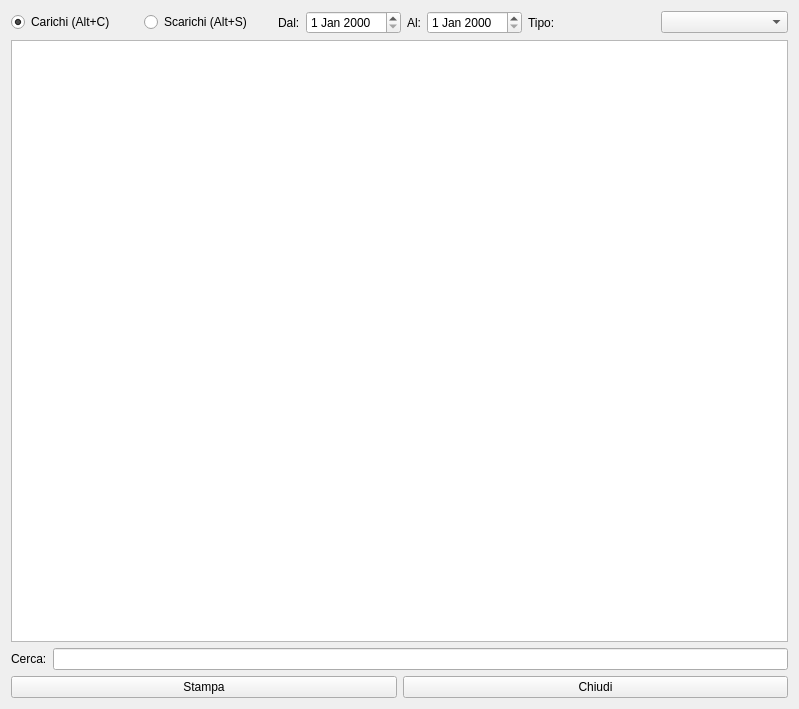
fblabs/hamlet-mod-sancon, file hloadsreport.ui: the form before one commit.
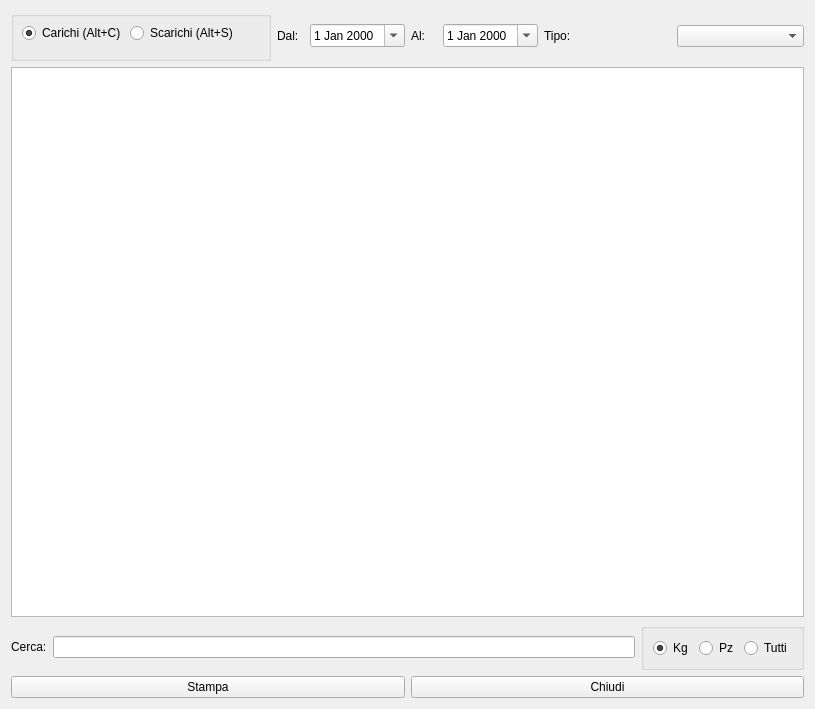
The form after the commit. Icons and pictures are not drawn.

What changed in the file:
```diff
--- a/hloadsreport.ui
+++ b/hloadsreport.ui
@@ -9,7 +9,7 @@
    <rect>
     <x>0</x>
     <y>0</y>
-    <width>799</width>
+    <width>815</width>
     <height>709</height>
    </rect>
   </property>
@@ -22,9 +22,45 @@
   </property>
   <layout class="QVBoxLayout" name="verticalLayout">
    <item>
-    <layout class="QGridLayout" name="gridLayout_2">
-     <item row="0" column="0">
+    <layout class="QHBoxLayout" name="horizontalLayout_2">
+     <item>
+      <widget class="QGroupBox" name="groupBox_2">
+       <property name="sizePolicy">
+        <sizepolicy hsizetype="Preferred" vsizetype="Preferred">
+         <horstretch>0</horstretch>
+         <verstretch>0</verstretch>
+        </sizepolicy>
+       </property>
+       <property name="minimumSize">
+        <size>
+         <width>240</width>
+         <height>50</height>
+        </size>
+       </property>
+       <property name="maximumSize">
+        <size>
+         <width>16777215</width>
+         <height>100</height>
+        </size>
+       </property>
+       <property name="title">
+        <string/>
+       </property>
+       <property name="alignment">
+        <set>Qt::AlignCenter</set>
+       </property>
+       <property name="flat">
+        <bool>false</bool>
+       </property>
       <widget class="QRadioButton" name="rbL">
+        <property name="geometry">
+         <rect>
+          <x>11</x>
+          <y>11</y>
+          <width>104</width>
+          <height>22</height>
+         </rect>
+        </property>
        <property name="text">
         <string>Carichi (Alt+C)</string>
        </property>
@@ -35,26 +71,26 @@
         <bool>true</bool>
        </property>
       </widget>
-     </item>
-     <item row="0" column="3">
-      <widget class="QLabel" name="label_3">
+       <widget class="QRadioButton" name="rbU">
+        <property name="geometry">
+         <rect>
+          <x>119</x>
+          <y>11</y>
+          <width>106</width>
+          <height>22</height>
+         </rect>
+        </property>
        <property name="text">
-        <string>Tipo:</string>
-       </property>
+         <string>Scarichi (Alt+S)</string>
+        </property>
+        <property name="shortcut">
+         <string>Alt+S</string>
+        </property>
+       </widget>
       </widget>
      </item>
-     <item row="0" column="2">
+     <item>
       <layout class="QGridLayout" name="gridLayout">
-       <item row="0" column="0">
-        <widget class="QLabel" name="label">
-         <property name="text">
-          <string>Dal:</string>
-         </property>
-        </widget>
-       </item>
-       <item row="0" column="1">
-        <widget class="QDateEdit" name="deFrom"/>
-       </item>
        <item row="0" column="2">
         <widget class="QLabel" name="label_2">
          <property name="text">
@@ -62,12 +98,39 @@
          </property>
         </widget>
        </item>
+       <item row="0" column="0">
+        <widget class="QLabel" name="label">
+         <property name="text">
+          <string>Dal:</string>
+         </property>
+        </widget>
+       </item>
+       <item row="0" column="1">
+        <widget class="QDateEdit" name="deFrom">
+         <property name="calendarPopup">
+          <bool>true</bool>
+         </property>
+        </widget>
+       </item>
        <item row="0" column="3">
-        <widget class="QDateEdit" name="deTo"/>
+        <widget class="QDateEdit" name="deTo">
+         <property name="calendarPopup">
+          <bool>true</bool>
+         </property>
+        </widget>
        </item>
       </layout>
      </item>
-     <item row="0" column="4">
+     <item>
+      <layout class="QHBoxLayout" name="horizontalLayout_5">
+       <item>
+        <widget class="QLabel" name="label_3">
+         <property name="text">
+          <string>Tipo:</string>
+         </property>
+        </widget>
+       </item>
+       <item>
       <widget class="QComboBox" name="cbTipo">
        <property name="editable">
         <bool>false</bool>
@@ -83,15 +146,7 @@
        </property>
       </widget>
      </item>
-     <item row="0" column="1">
-      <widget class="QRadioButton" name="rbU">
-       <property name="text">
-        <string>Scarichi (Alt+S)</string>
-       </property>
-       <property name="shortcut">
-        <string>Alt+S</string>
-       </property>
-      </widget>
+      </layout>
      </item>
     </layout>
    </item>
@@ -127,7 +182,12 @@
     </widget>
    </item>
    <item>
+    <layout class="QHBoxLayout" name="horizontalLayout_3">
+     <item>
     <layout class="QFormLayout" name="formLayout">
+       <property name="formAlignment">
+        <set>Qt::AlignLeading|Qt::AlignLeft|Qt::AlignVCenter</set>
+       </property>
      <item row="0" column="0">
       <widget class="QLabel" name="label_4">
        <property name="text">
@@ -140,6 +200,44 @@
        <property name="clearButtonEnabled">
         <bool>true</bool>
        </property>
+        </widget>
+       </item>
+      </layout>
+     </item>
+     <item>
+      <widget class="QGroupBox" name="groupBox">
+       <property name="title">
+        <string/>
+       </property>
+       <property name="checkable">
+        <bool>false</bool>
+       </property>
+       <layout class="QHBoxLayout" name="horizontalLayout_4">
+        <item>
+         <widget class="QRadioButton" name="rbKg">
+          <property name="text">
+           <string>Kg</string>
+          </property>
+          <property name="checked">
+           <bool>true</bool>
+          </property>
+         </widget>
+        </item>
+        <item>
+         <widget class="QRadioButton" name="rbPz">
+          <property name="text">
+           <string>Pz</string>
+          </property>
+         </widget>
+        </item>
+        <item>
+         <widget class="QRadioButton" name="rbAll">
+          <property name="text">
+           <string>Tutti</string>
+          </property>
+         </widget>
+        </item>
+       </layout>
       </widget>
      </item>
     </layout>
```
Lines whose indentation alone changed are shown as unchanged.
